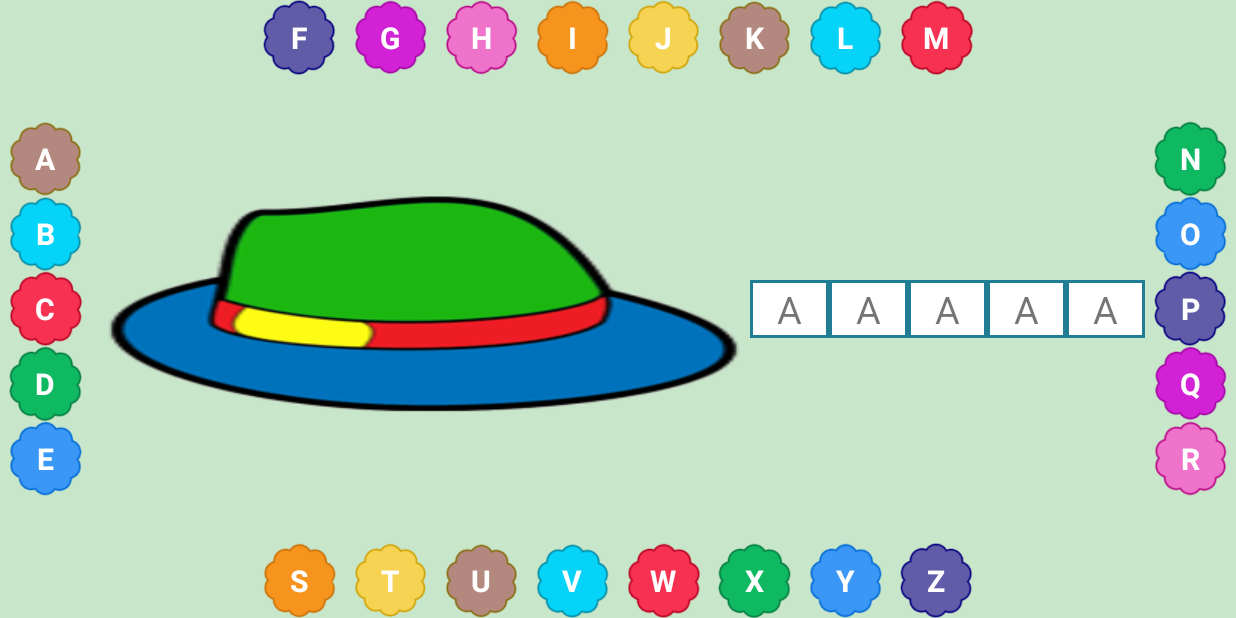
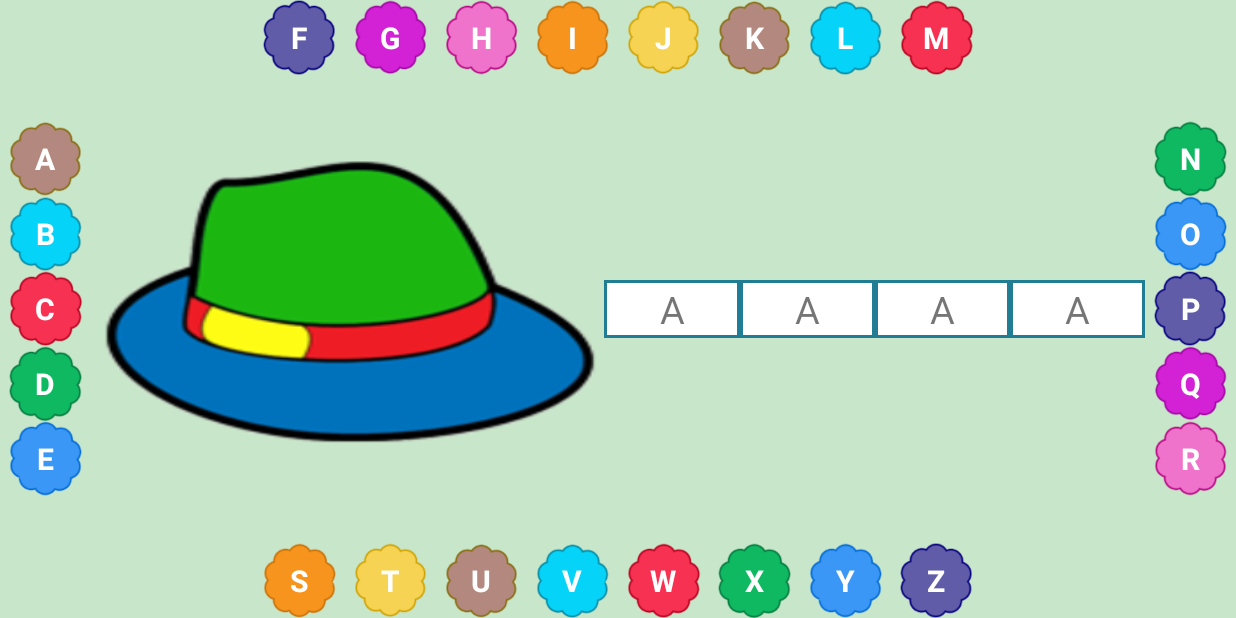
Before and after one commit to vibhanshu007/MakeAWord2, an Android app: the screen it shows after launch (MainActivity), on a phone screen of 824 x 412 dp (held sideways). Run offline under Robolectric (Android 15) with nearby library versions, the phone set to English and light mode, and no system bars; 2 statements that could not run were skipped.

Commit message:
new Make a word

```diff
--- a/app/src/main/java/com/pensar/tabkids/appstore/makeaword/CommonUtil.java
+++ b/app/src/main/java/com/pensar/tabkids/appstore/makeaword/CommonUtil.java
@@ -2,6 +2,7 @@ package com.pensar.tabkids.appstore.makeaword;
 
 import android.content.Context;
 import android.content.res.AssetManager;
+import android.content.res.Resources;
 import android.graphics.Bitmap;
 import android.graphics.BitmapFactory;
 import android.graphics.drawable.BitmapDrawable;
@@ -9,6 +10,7 @@ import android.view.View;
 
 import java.io.IOException;
 import java.io.InputStream;
+import java.util.ArrayList;
 
 /**
  * Created by root on 2/2/17.
@@ -44,4 +46,24 @@ public class CommonUtil {
         return new BitmapDrawable(context.getResources(),getDataFromAsserts(context,filepath));
 
     }
-}
+
+    public static ArrayList<String> listAssetFiles(Context context, String path) {
+        ArrayList<String> nameList=new ArrayList<String>();
+        String  list[];
+       Resources resources=context.getResources();
+        AssetManager assetManager=context.getAssets();
+        try {
+            list = assetManager.list(path);
+            if (list.length > 0) {
+
+                for (String file : list) {
+                    nameList.add(file);
+
+                }
+            }
+        } catch (IOException e) {
+            e.printStackTrace();
+        }
+        return nameList;
+    }
+    }
--- a/app/src/main/java/com/pensar/tabkids/appstore/makeaword/MainActivity.java
+++ b/app/src/main/java/com/pensar/tabkids/appstore/makeaword/MainActivity.java
@@ -1,24 +1,44 @@
 package com.pensar.tabkids.appstore.makeaword;
 
+import android.graphics.Point;
 import android.support.v7.app.ActionBar;
 import android.support.v7.app.AppCompatActivity;
 import android.os.Bundle;
 import android.text.method.CharacterPickerDialog;
 import android.util.Log;
+import android.view.Display;
 import android.view.Gravity;
+import android.view.View;
 import android.view.ViewGroup;
 import android.widget.LinearLayout;
 import android.widget.TextView;
 
+import java.util.ArrayList;
+import java.util.Collection;
+import java.util.Collections;
+import java.util.Random;
+
 public class MainActivity extends AppCompatActivity {
 
     TextView textView;
-
+    private boolean isTouch;
+    DragAndDrop dragAndDrop;
+    MainActivity mainActivity;
+    int windowWidth,windowHeight;
+    ArrayList<String> threeLetterName;
+    ArrayList<String> fourLetterName;
+    ArrayList<String> questionList;
     @Override
     protected void onCreate(Bundle savedInstanceState) {
         super.onCreate(savedInstanceState);
         setContentView(R.layout.activity_main);
-
+        dragAndDrop = new DragAndDrop(mainActivity);
+        questionList = new ArrayList<String>();
+        Display display = getWindowManager().getDefaultDisplay();
+        Point resolution = new Point();
+        display.getSize(resolution);
+        windowWidth=resolution.x;
+        windowHeight=resolution.y;
         CommonUtil.hideSystemUI(getWindow().getDecorView());
         int background[] ={R.drawable.one,R.drawable.two,R.drawable.three,R.drawable.four,R.drawable
                 .five,R.drawable.six,R.drawable.seven,R.drawable.eight,R.drawable.nine,R.drawable
@@ -28,18 +48,42 @@ public class MainActivity extends AppCompatActivity {
         for (int i =0;i<26;i++){
             char st = (char)(65+i);
             String textId = "text"+st;
-            int textID = getResources().getIdentifier(textId,"id",getPackageName());
+            final int textID = getResources().getIdentifier(textId,"id",getPackageName());
             textView = (TextView)findViewById(textID);
             textView.setHeight(50);
             textView.setWidth(50);
             textView.setText(String.valueOf(st));
             textView.setTextColor(getResources().getColor(R.color.wight));
             int k=(i+1)%10;
-            textView.setBackground(getResources().getDrawable(R.drawable.test));
             textView.setBackgroundResource(background[k]);
             textView.setGravity(Gravity.CENTER);
+            textView.setOnTouchListener(new DragAndDrop(this));
+        }
+        threeLetterName = CommonUtil.listAssetFiles(this,"3 letters");
+        fourLetterName = CommonUtil.listAssetFiles(this,"4 letters");
+        Log.e("threeLetterName",""+threeLetterName);
+        Log.e("fourLetterName",""+fourLetterName);
+        Log.e("getQuestionList",""+getQuestionList());
 
-        }
 
     }
+    public boolean isTouch() {
+        return isTouch;
+    }
+
+    public void setTouch(boolean touch) {
+        isTouch = touch;
+    }
+    public ArrayList<String> getQuestionList(){
+        Collections.shuffle(threeLetterName);
+        Collections.shuffle(fourLetterName);
+        for (int i =0 ; i<=4;i++){
+            questionList.add(threeLetterName.get(i));
+        }
+        for (int j =0 ; j<=4;j++){
+            questionList.add(fourLetterName.get(j));
+        }
+        return questionList ;
+    }
+
 }
--- a/app/src/main/res/layout/activity_main.xml
+++ b/app/src/main/res/layout/activity_main.xml
@@ -45,19 +45,19 @@
         android:layout_toRightOf="@+id/left">
 
         <ImageButton
-            android:layout_width="match_parent"
-            android:layout_height="wrap_content"
-            android:layout_weight="1.5"
+            android:layout_width="250dp"
+            android:layout_height="250dp"
+            android:layout_weight="1"
             android:layout_gravity="center"
             android:scaleType="centerInside"
             android:background="@drawable/hat"/>
 
         <LinearLayout
-            android:layout_width="match_parent"
-            android:layout_height="match_parent"
+            android:layout_width="wrap_content"
+            android:layout_height="wrap_content"
             android:orientation="horizontal"
-            android:gravity="center_vertical"
-            android:layout_weight="2.5">
+            android:layout_gravity="center_vertical"
+            android:layout_weight="3">
 
             <TextView
                 android:layout_width="match_parent"
@@ -91,14 +91,14 @@
                 android:background="@drawable/rectangle_shape"
                 android:textSize="25dp"
                 android:layout_weight=".5"/>
-            <TextView
+            <!--<TextView
                 android:layout_width="match_parent"
                 android:layout_height="wrap_content"
                 android:text="A"
                 android:gravity="center"
                 android:textSize="25dp"
                 android:background="@drawable/rectangle_shape"
-                android:layout_weight=".5"/>
+                android:layout_weight=".5"/>-->
 
         </LinearLayout>
 
```
